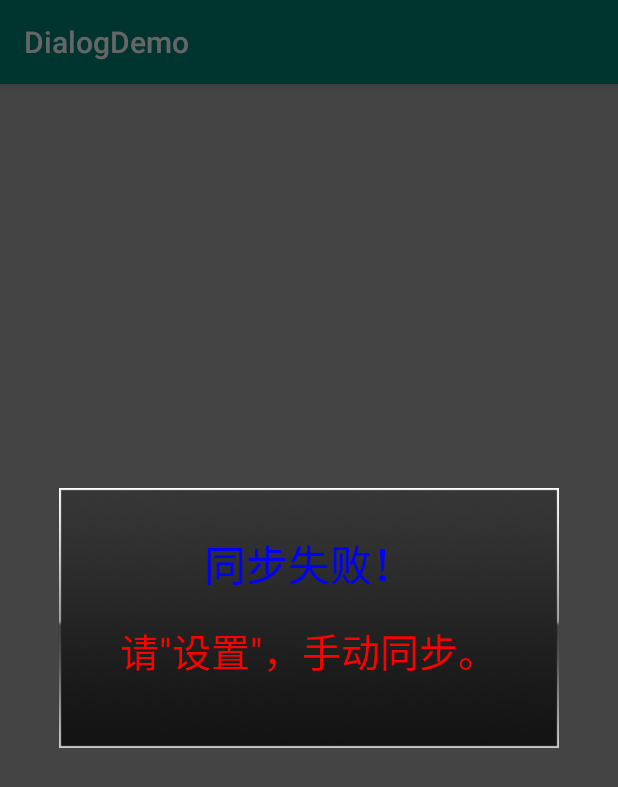
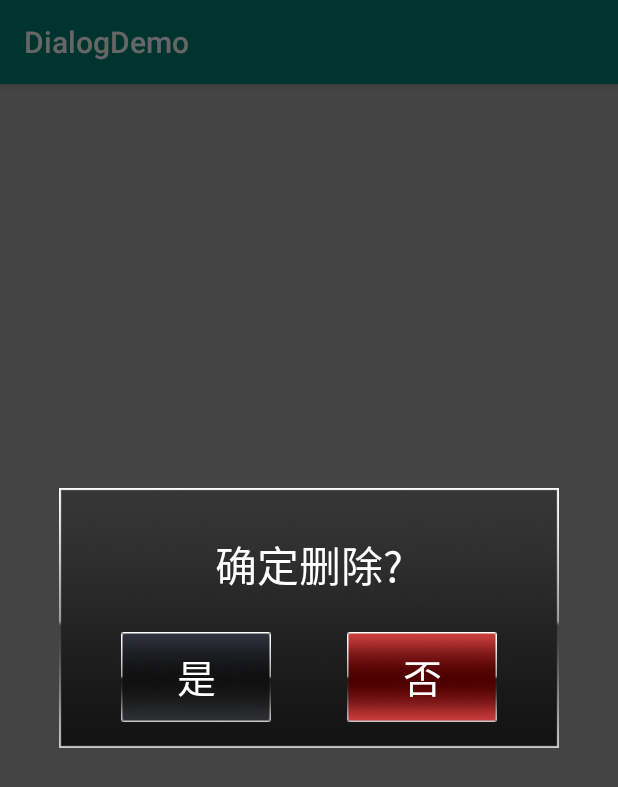
Before and after one commit to Halo1236/CarProject1023, an Android app: the screen it shows after launch (MainActivity), after a tap on "点我", on a phone screen of 412 x 824 dp. Shown: the top 787 px of the screen. Run offline under Robolectric (Android 15) with nearby library versions, the phone set to English and light mode, and no system bars.

Commit message:
update SmartDialog

```diff
--- a/DialogDemo/src/main/java/com/smk/dialogdemo/MainActivity.java
+++ b/DialogDemo/src/main/java/com/smk/dialogdemo/MainActivity.java
@@ -6,6 +6,7 @@ import android.support.v7.app.AppCompatActivity;
 import android.util.Log;
 import android.view.View;
 import android.widget.Button;
+import android.widget.Toast;
 
 public class MainActivity extends AppCompatActivity {
     private static final String TAG = "test";
@@ -20,7 +21,7 @@ public class MainActivity extends AppCompatActivity {
         findViewById(R.id.btn_click_me).setOnClickListener(new View.OnClickListener() {
             @Override
             public void onClick(View v) {
-                showOneTitleDialog();
+                showSmartDialog1();
             }
         });
     }
@@ -153,7 +154,6 @@ public class MainActivity extends AppCompatActivity {
      */
 
 
-
     private MultiTitleDialog multiTitleDialog;
 
     private void showOneTitleDialog() {
@@ -183,4 +183,48 @@ public class MainActivity extends AppCompatActivity {
             multiTitleDialog.show();
         }
     }
+
+    private SmartDialog smartDialog;
+
+    private void showSmartDialog1() {
+        if (null == smartDialog) {
+            smartDialog = new SmartDialog(this);
+            smartDialog
+                    .setRootLayoutBackground(R.drawable.dialog_global_bg)
+                    .setRootLayoutSize(500, 260)
+                    .setButtonBackground(SmartDialog.BUTTON_FIRST,R.drawable.dialog_btn_positive_normal)
+                    .setButtonBackground(SmartDialog.BUTTON_SECOND,R.drawable.dialog_btn_negative_normal)
+                    .setFirstTitleMargin(SmartDialog.MARGIN_TOP, 45)
+                    .setSecondTitleMargin(SmartDialog.MARGIN_TOP, 25)
+                    .setButtonLayoutMargin(SmartDialog.MARGIN_BOTTOM, 25)
+                    .setButtonLayoutAlign(SmartDialog.ALIGN_BOTTOM,26)
+                    .setFirstButtonMargin(SmartDialog.MARGIN_LEFT, 62)
+                    .setSecondButtonMargin(SmartDialog.MARGIN_RIGHT, 62)
+                    .setTitleTextSize(SmartDialog.TITLE_FIRST, 28)
+                    .setTitleTextSize(SmartDialog.TITLE_SECOND, 22)
+                    .setButtonTextSize(SmartDialog.BUTTON_FIRST, 26)
+                    .setButtonTextSize(SmartDialog.BUTTON_SECOND, 26)
+                    .setTitleText(SmartDialog.TITLE_FIRST, "确定删除?")
+                    .setTitleText(SmartDialog.TITLE_SECOND, "删除后，该设备所有信息将一并删除。")
+                    .setButtonText(SmartDialog.BUTTON_FIRST, "是")
+                    .setButtonText(SmartDialog.BUTTON_SECOND, "否")
+                    .setButtonCallback(SmartDialog.BUTTON_FIRST, new View.OnClickListener() {
+                        @Override
+                        public void onClick(View v) {
+                            Toast.makeText(MainActivity.this,"是",Toast.LENGTH_SHORT).show();
+                        }
+                    })
+                    .setButtonCallback(SmartDialog.BUTTON_SECOND, new View.OnClickListener() {
+                        @Override
+                        public void onClick(View v) {
+                            Toast.makeText(MainActivity.this,"否",Toast.LENGTH_SHORT).show();
+                        }
+                    }).setTitleVisibility(SmartDialog.TITLE_SECOND,View.GONE);
+        }
+        if (!smartDialog.isShowing()) {
+            smartDialog.show();
+        }
+    }
+
+
 }
--- /dev/null
+++ b/DialogDemo/src/main/java/com/smk/dialogdemo/SmartDialog.java
@@ -0,0 +1,326 @@
+package com.smk.dialogdemo;
+
+import android.app.Dialog;
+import android.content.Context;
+import android.util.TypedValue;
+import android.view.View;
+import android.widget.Button;
+import android.widget.RelativeLayout;
+import android.widget.TextView;
+
+public class SmartDialog extends Dialog implements View.OnClickListener {
+
+    public static final int MARGIN_TOP = 1;
+    public static final int MARGIN_BOTTOM = 2;
+    public static final int MARGIN_LEFT = 3;
+    public static final int MARGIN_RIGHT = 4;
+    public static final int CENTER_HORIZONTAL = 5;
+
+    public static final int ALIGN_TOP = 1;
+    public static final int ALIGN_BOTTOM = 2;
+    public static final int ALIGN_LEFT = 3;
+    public static final int ALIGN_RIGHT = 4;
+
+    public static final int TITLE_FIRST = 1;
+    public static final int TITLE_SECOND = 2;
+    public static final int BUTTON_FIRST = 3;
+    public static final int BUTTON_SECOND = 4;
+
+    private View.OnClickListener mFisrtButtonClickListener;
+    private View.OnClickListener mSecondButtonClickListener;
+
+    private int mFirstButtonMarginLeft = 0;
+    private int mSecondButtonMarginLeft = 0;
+
+    private RelativeLayout
+            layout_root,
+            layout_title,
+            layout_button;
+    private TextView
+            tv_title_first,
+            tv_title_second;
+    private Button
+            btn_first,
+            btn_second;
+
+    public SmartDialog(Context context) {
+        super(context, R.style.SmartDialog_Theme);
+        View contentView = View.inflate(context, R.layout.dialog_smart, null);
+        setContentView(contentView);
+        initViews();
+        initSetDefaultLayoutParams();
+    }
+
+    private void initViews() {
+        layout_root = (RelativeLayout) findViewById(R.id.layout_root);
+        layout_title = (RelativeLayout) findViewById(R.id.layout_title);
+        layout_button = (RelativeLayout) findViewById(R.id.layout_button);
+
+        tv_title_first = (TextView) findViewById(R.id.tv_title_first);
+        tv_title_second = (TextView) findViewById(R.id.tv_title_second);
+        btn_first = (Button) findViewById(R.id.btn_first);
+        btn_second = (Button) findViewById(R.id.btn_second);
+    }
+
+    void initSetDefaultLayoutParams() {
+
+    }
+
+    /**
+     * 设置弹窗背景全局尺寸
+     *
+     * @param width
+     * @param height
+     * @return
+     */
+    public SmartDialog setRootLayoutSize(int width, int height) {
+        RelativeLayout.LayoutParams rootLayoutParams = (RelativeLayout.LayoutParams) layout_root.getLayoutParams();
+        rootLayoutParams.width = width;
+        rootLayoutParams.height = height;
+        layout_root.setLayoutParams(rootLayoutParams);
+        return this;
+    }
+
+    public SmartDialog setRootLayoutBackground(int resId) {
+        layout_root.setBackgroundResource(resId);
+        return this;
+    }
+
+    public SmartDialog setFirstTitleMargin(int marginKey, int marginValue) {
+        RelativeLayout.LayoutParams firstTitleLayoutParams = (RelativeLayout.LayoutParams) tv_title_first.getLayoutParams();
+        switch (marginKey) {
+            case MARGIN_TOP:
+                firstTitleLayoutParams.topMargin = marginValue;
+                break;
+            case MARGIN_BOTTOM:
+                firstTitleLayoutParams.bottomMargin = marginValue;
+                break;
+            case MARGIN_LEFT:
+                firstTitleLayoutParams.leftMargin = marginValue;
+                break;
+            case MARGIN_RIGHT:
+                firstTitleLayoutParams.rightMargin = marginValue;
+                break;
+        }
+        tv_title_first.setLayoutParams(firstTitleLayoutParams);
+        return this;
+    }
+
+    public SmartDialog setSecondTitleMargin(int marginKey, int marginValue) {
+        RelativeLayout.LayoutParams layoutTitleLayoutParams = (RelativeLayout.LayoutParams) tv_title_second.getLayoutParams();
+        switch (marginKey) {
+            case MARGIN_TOP:
+                layoutTitleLayoutParams.topMargin = marginValue;
+                break;
+            case MARGIN_BOTTOM:
+                layoutTitleLayoutParams.bottomMargin = marginValue;
+                break;
+            case MARGIN_LEFT:
+                layoutTitleLayoutParams.leftMargin = marginValue;
+                break;
+            case MARGIN_RIGHT:
+                layoutTitleLayoutParams.rightMargin = marginValue;
+                break;
+        }
+        tv_title_second.setLayoutParams(layoutTitleLayoutParams);
+        return this;
+    }
+
+    public SmartDialog setButtonLayoutMargin(int marginKey, int marginValue) {
+        RelativeLayout.LayoutParams layoutButtonLayoutParams = (RelativeLayout.LayoutParams) layout_button.getLayoutParams();
+
+        switch (marginKey) {
+            case MARGIN_TOP:
+                layoutButtonLayoutParams.topMargin = marginValue;
+                break;
+            case MARGIN_BOTTOM:
+                layoutButtonLayoutParams.bottomMargin = marginValue;
+                break;
+            case MARGIN_LEFT:
+                layoutButtonLayoutParams.leftMargin = marginValue;
+                break;
+            case MARGIN_RIGHT:
+                layoutButtonLayoutParams.rightMargin = marginValue;
+                break;
+        }
+        layout_button.setLayoutParams(layoutButtonLayoutParams);
+        return this;
+    }
+
+    public SmartDialog setButtonLayoutAlign(int marginKey, int marginValue) {
+        RelativeLayout.LayoutParams layoutButtonLayoutParams = (RelativeLayout.LayoutParams) layout_button.getLayoutParams();
+
+        switch (marginKey) {
+            case ALIGN_TOP:
+                layoutButtonLayoutParams.topMargin = marginValue;
+                layoutButtonLayoutParams.addRule(RelativeLayout.ALIGN_PARENT_TOP);
+                break;
+            case ALIGN_BOTTOM:
+                layoutButtonLayoutParams.bottomMargin = marginValue;
+                layoutButtonLayoutParams.addRule(RelativeLayout.ALIGN_PARENT_BOTTOM);
+                break;
+            case ALIGN_LEFT:
+                layoutButtonLayoutParams.leftMargin = marginValue;
+                layoutButtonLayoutParams.addRule(RelativeLayout.ALIGN_PARENT_LEFT);
+                break;
+            case ALIGN_RIGHT:
+                layoutButtonLayoutParams.rightMargin = marginValue;
+                layoutButtonLayoutParams.addRule(RelativeLayout.ALIGN_PARENT_RIGHT);
+                break;
+        }
+        layout_button.setLayoutParams(layoutButtonLayoutParams);
+        return this;
+    }
+
+    public SmartDialog setFirstButtonMargin(int marginKey, int marginValue) {
+        RelativeLayout.LayoutParams firstButtonLayoutParams = (RelativeLayout.LayoutParams) btn_first.getLayoutParams();
+        switch (marginKey) {
+            case MARGIN_TOP:
+                firstButtonLayoutParams.topMargin = marginValue;
+                break;
+            case MARGIN_BOTTOM:
+                firstButtonLayoutParams.bottomMargin = marginValue;
+                break;
+            case MARGIN_LEFT:
+                firstButtonLayoutParams.leftMargin = marginValue;
+                break;
+            case MARGIN_RIGHT:
+                firstButtonLayoutParams.rightMargin = marginValue;
+                break;
+            case CENTER_HORIZONTAL:
+                firstButtonLayoutParams.addRule(RelativeLayout.CENTER_HORIZONTAL);
+                break;
+        }
+        btn_first.setLayoutParams(firstButtonLayoutParams);
+        return this;
+    }
+
+    public SmartDialog setSecondButtonMargin(int marginKey, int marginValue) {
+        RelativeLayout.LayoutParams secondButtonLayoutParams = (RelativeLayout.LayoutParams) btn_second.getLayoutParams();
+        switch (marginKey) {
+            case MARGIN_TOP:
+                secondButtonLayoutParams.topMargin = marginValue;
+                break;
+            case MARGIN_BOTTOM:
+                secondButtonLayoutParams.bottomMargin = marginValue;
+                break;
+            case MARGIN_LEFT:
+                secondButtonLayoutParams.leftMargin = marginValue;
+                break;
+            case MARGIN_RIGHT:
+                secondButtonLayoutParams.rightMargin = marginValue;
+                break;
+            case CENTER_HORIZONTAL:
+                secondButtonLayoutParams.addRule(RelativeLayout.CENTER_HORIZONTAL);
+                break;
+        }
+        btn_second.setLayoutParams(secondButtonLayoutParams);
+        return this;
+    }
+
+    public SmartDialog setTitleText(int titleId, String text) {
+        switch (titleId) {
+            case TITLE_FIRST:
+                tv_title_first.setText(text);
+                break;
+            case TITLE_SECOND:
+                tv_title_second.setText(text);
+                break;
+        }
+        return this;
+    }
+
+    public SmartDialog setTitleTextSize(int titleId, int textSize) {
+        switch (titleId) {
+            case TITLE_FIRST:
+                tv_title_first.setTextSize(TypedValue.COMPLEX_UNIT_SP, textSize);
+                break;
+            case TITLE_SECOND:
+                tv_title_second.setTextSize(TypedValue.COMPLEX_UNIT_SP, textSize);
+                break;
+        }
+        return this;
+    }
+
+    public SmartDialog setButtonText(int titleId, String text) {
+        switch (titleId) {
+            case BUTTON_FIRST:
+                btn_first.setText(text);
+                break;
+            case BUTTON_SECOND:
+                btn_second.setText(text);
+                break;
+        }
+        return this;
+    }
+
+    public SmartDialog setButtonTextSize(int titleId, int textSize) {
+        switch (titleId) {
+            case BUTTON_FIRST:
+                btn_first.setTextSize(TypedValue.COMPLEX_UNIT_SP, textSize);
+                break;
+            case BUTTON_SECOND:
+                btn_second.setTextSize(TypedValue.COMPLEX_UNIT_SP, textSize);
+                break;
+        }
+        return this;
+    }
+
+    public SmartDialog setButtonCallback(int btnId, View.OnClickListener l) {
+        switch (btnId) {
+            case BUTTON_FIRST:
+                btn_first.setOnClickListener(this);
+                this.mFisrtButtonClickListener = l;
+                break;
+            case BUTTON_SECOND:
+                btn_second.setOnClickListener(this);
+                this.mSecondButtonClickListener = l;
+                break;
+        }
+        return this;
+    }
+
+    @Override
+    public void onClick(View v) {
+        switch (v.getId()) {
+            case R.id.btn_first:
+                if (null != mFisrtButtonClickListener) {
+                    mFisrtButtonClickListener.onClick(v);
+                    super.dismiss();
+                }
+                break;
+            case R.id.btn_second:
+                if (null != mSecondButtonClickListener) {
+                    mSecondButtonClickListener.onClick(v);
+                    super.dismiss();
+                }
+                break;
+        }
+    }
+
+    public SmartDialog setButtonBackground(int buttonId, int resId) {
+        switch (buttonId) {
+            case BUTTON_FIRST:
+                btn_first.setBackgroundResource(resId);
+                break;
+            case BUTTON_SECOND:
+                btn_second.setBackgroundResource(resId);
+                break;
+        }
+        return this;
+    }
+
+    public SmartDialog setTitleVisibility(int titleId, int visibility) {
+        switch (titleId) {
+            case TITLE_FIRST:
+                tv_title_first.setVisibility(visibility);
+                break;
+            case TITLE_SECOND:
+                tv_title_second.setVisibility(visibility);
+                break;
+        }
+        return this;
+    }
+
+
+}
--- /dev/null
+++ b/DialogDemo/src/main/res/layout/dialog_smart.xml
@@ -0,0 +1,62 @@
+<?xml version="1.0" encoding="utf-8"?>
+<RelativeLayout xmlns:android="http://schemas.android.com/apk/res/android"
+    android:layout_width="match_parent"
+    android:layout_height="match_parent">
+
+    <RelativeLayout
+        android:id="@+id/layout_root"
+        android:layout_width="match_parent"
+        android:layout_height="wrap_content"
+        android:layout_centerInParent="true">
+
+        <RelativeLayout
+            android:id="@+id/layout_title"
+            android:layout_width="match_parent"
+            android:layout_height="wrap_content"
+            android:layout_centerHorizontal="true">
+
+            <TextView
+                android:id="@+id/tv_title_first"
+                android:layout_width="wrap_content"
+                android:layout_height="wrap_content"
+                android:layout_centerHorizontal="true"
+                android:text="@android:string/unknownName"
+                android:textColor="@android:color/white" />
+
+            <TextView
+                android:id="@+id/tv_title_second"
+                android:layout_width="wrap_content"
+                android:layout_height="wrap_content"
+                android:layout_below="@id/tv_title_first"
+                android:layout_centerHorizontal="true"
+                android:text="@android:string/unknownName"
+                android:textColor="@android:color/white" />
+        </RelativeLayout>
+
+        <RelativeLayout
+            android:id="@+id/layout_button"
+            android:layout_width="match_parent"
+            android:layout_height="wrap_content">
+
+            <Button
+                android:id="@+id/btn_first"
+                android:layout_width="wrap_content"
+                android:layout_height="wrap_content"
+                android:layout_alignParentLeft="true"
+                android:layout_centerVertical="true"
+                android:text="@android:string/yes"
+                android:textColor="@android:color/white" />
+
+            <Button
+                android:id="@+id/btn_second"
+                android:layout_width="wrap_content"
+                android:layout_height="wrap_content"
+                android:layout_alignParentRight="true"
+                android:layout_centerVertical="true"
+                android:text="@android:string/no"
+                android:textColor="@android:color/white" />
+        </RelativeLayout>
+
+    </RelativeLayout>
+
+</RelativeLayout>
--- a/DialogDemo/src/main/res/values/styles.xml
+++ b/DialogDemo/src/main/res/values/styles.xml
@@ -23,9 +23,7 @@
         <item name="android:windowBackground">@null</item>
     </style>
 
-    <style name="SmartDialog.DialogTheme" parent="MessageDialog.DialogTheme"/>
-
-    <style name="OneTitleDialog.Theme" parent="@android:style/Theme.Dialog">
+    <style name="BaseDialogTheme" parent="@android:style/Theme.Dialog">
         <!--是否去除边框-->
         <item name="android:windowFrame">@null</item>
         <!--是否浮现在activity之上-->
@@ -40,4 +38,7 @@
         <item name="android:windowBackground">@null</item>
     </style>
 
+    <style name="SmartDialog.Theme" parent="BaseDialogTheme"></style>
+    <style name="OneTitleDialog.Theme" parent="BaseDialogTheme"></style>
+
 </resources>
```
